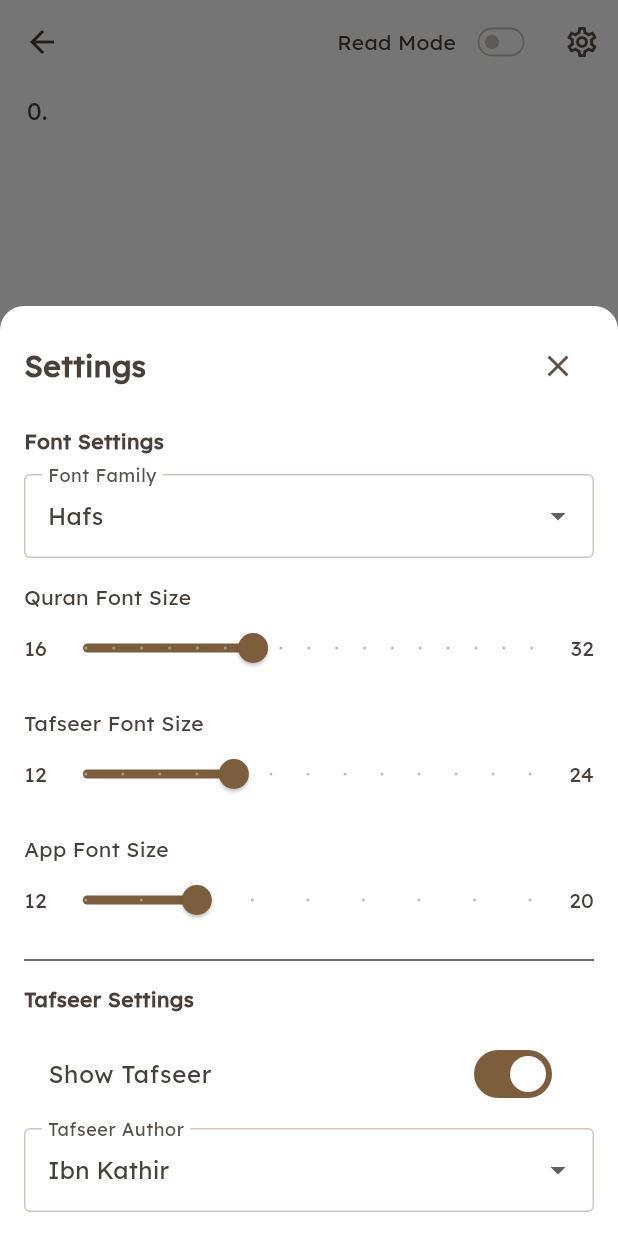
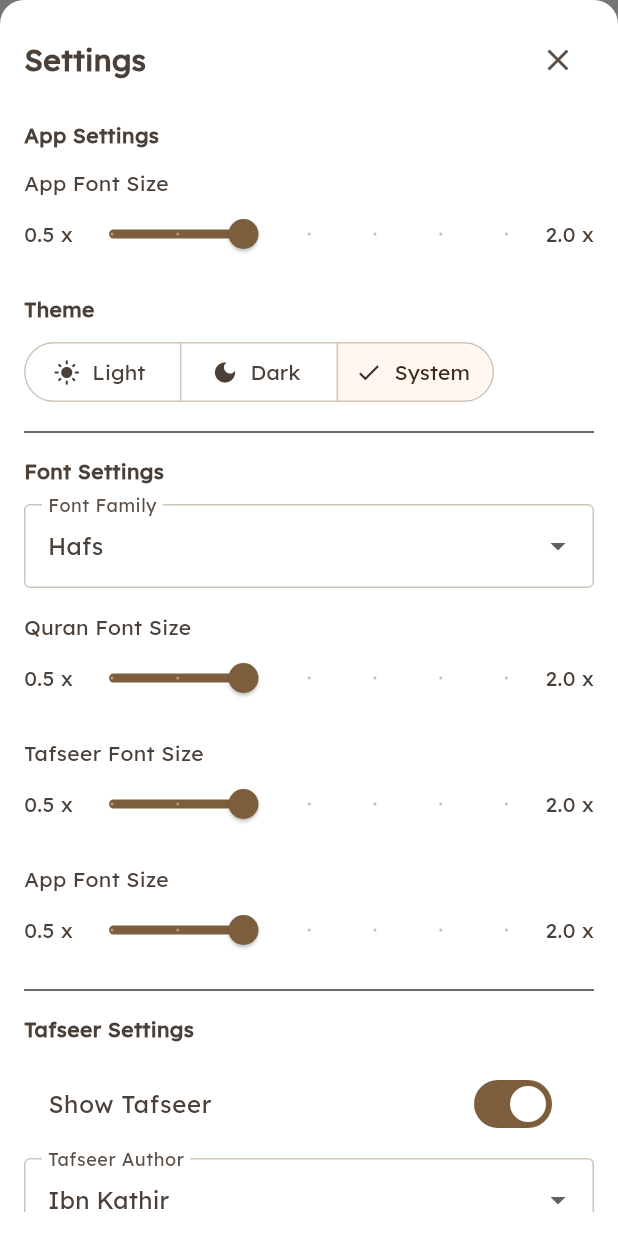
Before and after one commit to RiyasTp/al_quran, a Flutter app: the AyahPage screen opened directly with empty values, after a tap on the "settings" icon, on a phone screen of 412 x 824 dp. Run offline on Flutter 3.47's test engine with Material 3 defaults, Android fonts, the phone set to English and light mode, and no system bars; drawn by our look-alikes of scrollable_positioned_list; our stand-ins replace dio, just_audio, shared_preferences, sqflite; missing offline and left inert: audio_session; accounts and stored records are empty; statements that could not run were skipped.

Commit message:
theme settings improved

```diff
--- a/lib/features/al_quran/screens/quran_data_wise_screen.dart
+++ b/lib/features/al_quran/screens/quran_data_wise_screen.dart
@@ -5,6 +5,7 @@ import 'package:al_quran/features/al_quran/view_models/quran_view_model.dart';
 import 'package:al_quran/features/al_quran/widgets/aya_text_span_builder.dart';
 import 'package:al_quran/features/al_quran/widgets/bismillah_widget.dart';
 import 'package:al_quran/features/al_quran/widgets/sura_heading_wdiget.dart';
+import 'package:al_quran/features/settings/settings_view_model.dart';
 import 'package:flutter/material.dart';
 import 'package:provider/provider.dart';
 
@@ -116,6 +117,8 @@ class QuranTypeWisePageContentBuilder extends StatelessWidget {
   Widget build(BuildContext context) {
     final quranVM = context.watch<QuranViewModel>();
     final quranData = quranVM.quranData;
+    final quranFontFactor = context.watch<AppSettingsViewModel>().settings.quranFontSize;
+
     try {
       final widgets = <Widget>[];
       int currentSura = page.startSura;
@@ -151,6 +154,7 @@ class QuranTypeWisePageContentBuilder extends StatelessWidget {
           Directionality(
             textDirection: TextDirection.rtl,
             child: RichText(
+              textScaler: TextScaler.linear(quranFontFactor),
               textAlign: TextAlign.justify,
               text: TextSpan(
                 style: TextStyle(color: Colors.black),
--- a/lib/features/al_quran/widgets/aya_rich_text_widget.dart
+++ b/lib/features/al_quran/widgets/aya_rich_text_widget.dart
@@ -1,6 +1,8 @@
 import 'package:al_quran/features/al_quran/models/quran_models.dart';
 import 'package:al_quran/features/al_quran/widgets/aya_text_span_builder.dart';
+import 'package:al_quran/features/settings/settings_view_model.dart';
 import 'package:flutter/material.dart';
+import 'package:provider/provider.dart';
 
 class AyaRichText extends StatelessWidget {
   const AyaRichText({super.key, required this.aya});
@@ -10,7 +12,9 @@ class AyaRichText extends StatelessWidget {
   @override
   Widget build(BuildContext context) {
     List<TextSpan> spans = ayaTextSpanBuilder(context, aya);
+    final quranFontFactor = context.watch<AppSettingsViewModel>().settings.quranFontSize;
     return RichText(
+      textScaler: TextScaler.linear(quranFontFactor),
       text: TextSpan(
           children: spans, style: Theme.of(context).textTheme.bodyLarge),
       textDirection: TextDirection.rtl,
--- a/lib/features/settings/settings_model.dart
+++ b/lib/features/settings/settings_model.dart
@@ -1,23 +1,93 @@
+// ignore_for_file: constant_identifier_names
 
 import 'package:flutter/material.dart';
 
+const _MAX_FONT_SIZE = 2.0;
+const MIN_FONT_SIZE = 0.5;
+const _DEFAULT_FONT_SIZE = 1.0;
+
+const DEFAULT_FONT_FAMILY = 'Hafs';
+const ALL_FONT_FAMILIES = [
+  'Hafs',
+];
+
+const DEFAULT_TRANSLATION_AUTHOR = 'Sahih International';
+const ALL_TRANSLATION_AUTHORS = [
+  'Sahih International',
+];
+
+const DEFAULT_RECITATION =  'Abdul Basit Murattal';
+const ALL_RECITATIONS = [
+  'Abdul Basit Murattal',
+];
+
+
 class AppSettings {
-  var themeMode = ThemeMode.system;
-  double quranFontSize;
-  double tafseerFontSize;
-  double appFontSize;
-  String fontFamily;
-  bool showTaranslation;
-  String translationAuthor;
+  ThemeMode _themeMode = ThemeMode.system;
+  double _quranFontSize = _DEFAULT_FONT_SIZE;
+  double _tafseerFontSize = _DEFAULT_FONT_SIZE;
+  double _appFontSize = _DEFAULT_FONT_SIZE;
+  String _fontFamily = 'Hafs';
+  bool _showTaranslation = true;
+  String _translationAuthor = 'Ibn Kathir';
 
   AppSettings({
-    this.quranFontSize = 22.0,
-    this.tafseerFontSize = 16.0,
-    this.appFontSize = 14.0,
-    this.fontFamily = 'Hafs',
-    this.showTaranslation = true,
-    this.translationAuthor = 'Ibn Kathir',
-  });
+    double quranFontSize = 1,
+    double tafseerFontSize = 1,
+    double appFontSize = 1,
+    String fontFamily = 'Hafs',
+    bool showTaranslation = true,
+    String translationAuthor = 'Ibn Kathir',
+    ThemeMode themeMode = ThemeMode.system,
+  })  : _quranFontSize = quranFontSize,
+        _tafseerFontSize = tafseerFontSize,
+        _appFontSize = appFontSize,
+        _fontFamily = fontFamily,
+        _showTaranslation = showTaranslation,
+        _translationAuthor = translationAuthor,
+        _themeMode = themeMode;
+
+  ThemeMode get themeMode => _themeMode;
+  set themeMode(ThemeMode value) => _themeMode = value;
+
+  double get quranFontSize => _quranFontSize;
+  set quranFontSize(double value) {
+    if (value < MIN_FONT_SIZE) {
+      value = MIN_FONT_SIZE;
+    } else if (value > _MAX_FONT_SIZE) {
+      value = _MAX_FONT_SIZE;
+    }
+    _quranFontSize = value;
+  }
+
+  double get tafseerFontSize => _tafseerFontSize;
+  set tafseerFontSize(double value) {
+    if (value < MIN_FONT_SIZE) {
+      value = MIN_FONT_SIZE;
+    } else if (value > _MAX_FONT_SIZE) {
+      value = _MAX_FONT_SIZE;
+    }
+    _tafseerFontSize = value;
+  }
+
+  double get appFontSize => _appFontSize;
+  set appFontSize(double value) {
+    if (value < MIN_FONT_SIZE) {
+      value = MIN_FONT_SIZE;
+    } else if (value > _MAX_FONT_SIZE) {
+      value = _MAX_FONT_SIZE;
+    }
+    _appFontSize = value;
+  }
+
+  String get fontFamily => _fontFamily;
+  set fontFamily(String value) => _fontFamily = value;
+
+  bool get showTaranslation => _showTaranslation;
+  set showTaranslation(bool value) => _showTaranslation = value;
+
+  String get translationAuthor => _translationAuthor;
+  set translationAuthor(String value) => _translationAuthor = value;
 
   AppSettings copyWith({
     double? quranFontSize,
@@ -26,14 +96,16 @@ class AppSettings {
     String? fontFamily,
     bool? showTaranslation,
     String? translationAuthor,
+    ThemeMode? themeMode,
   }) {
     return AppSettings(
-      quranFontSize: quranFontSize ?? this.quranFontSize,
-      tafseerFontSize: tafseerFontSize ?? this.tafseerFontSize,
-      appFontSize: appFontSize ?? this.appFontSize,
-      fontFamily: fontFamily ?? this.fontFamily,
-      showTaranslation: showTaranslation ?? this.showTaranslation,
-      translationAuthor: translationAuthor ?? this.translationAuthor,
+      quranFontSize: quranFontSize ?? _quranFontSize,
+      tafseerFontSize: tafseerFontSize ?? _tafseerFontSize,
+      appFontSize: appFontSize ?? _appFontSize,
+      fontFamily: fontFamily ?? _fontFamily,
+      showTaranslation: showTaranslation ?? _showTaranslation,
+      translationAuthor: translationAuthor ?? _translationAuthor,
+      themeMode: themeMode ?? _themeMode,
     );
   }
 }
--- a/lib/features/settings/settings_screen.dart
+++ b/lib/features/settings/settings_screen.dart
@@ -41,6 +41,9 @@ class _SettingsBottomSheetState extends State<SettingsBottomSheet> {
           children: [
             _buildHeader(),
             SizedBox(height: 16),
+            _buildAppSettings(),
+            Divider(height: 32),
+
             _buildFontSettings(),
             Divider(height: 32),
             _buildTafseerSettings(),
@@ -67,6 +70,61 @@ class _SettingsBottomSheetState extends State<SettingsBottomSheet> {
     );
   }
 
+  Widget _buildAppSettings() {
+    return Column(
+      crossAxisAlignment: CrossAxisAlignment.start,
+      children: [
+        Text('App Settings', style: TextStyle(fontWeight: FontWeight.bold)),
+        SizedBox(height: 12),
+        _buildFontSizeSlider(
+          label: 'App Font Size',
+          value: _currentSettings.appFontSize,
+          min: .5,
+          max: 2,
+          onChanged: (value) {
+            setState(() {
+              _currentSettings = _currentSettings.copyWith(appFontSize: value);
+            });
+            onSettingsChanged(_currentSettings);
+          },
+        ),
+        SizedBox(height: 16),
+        Text('Theme', style: TextStyle(fontWeight: FontWeight.bold)),
+        SizedBox(height: 8),
+        SegmentedButton<ThemeMode>(
+          segments: const [
+            ButtonSegment(
+              value: ThemeMode.light,
+              label: Text('Light'),
+              icon: Icon(Icons.light_mode),
+            ),
+            ButtonSegment(
+              value: ThemeMode.dark,
+              label: Text('Dark'),
+              icon: Icon(Icons.dark_mode),
+            ),
+            ButtonSegment(
+              value: ThemeMode.system,
+              label: Text('System'),
+              icon: Icon(Icons.settings),
+            ),
+          ],
+          selected: <ThemeMode>{_currentSettings.themeMode},
+          onSelectionChanged: (Set<ThemeMode> newSelection) {
+            if (newSelection.isNotEmpty) {
+              setState(() {
+                _currentSettings = _currentSettings.copyWith(
+                  themeMode: newSelection.first,
+                );
+              });
+              onSettingsChanged(_currentSettings);
+            }
+          },
+        ),
+      ],
+    );
+  }
+
   Widget _buildFontSettings() {
     return Column(
       crossAxisAlignment: CrossAxisAlignment.start,
@@ -78,8 +136,8 @@ class _SettingsBottomSheetState extends State<SettingsBottomSheet> {
         _buildFontSizeSlider(
           label: 'Quran Font Size',
           value: _currentSettings.quranFontSize,
-          min: 16,
-          max: 32,
+          min: .5,
+          max: 2,
           onChanged: (value) {
             setState(() {
               _currentSettings =
@@ -92,22 +150,22 @@ class _SettingsBottomSheetState extends State<SettingsBottomSheet> {
         _buildFontSizeSlider(
           label: 'Tafseer Font Size',
           value: _currentSettings.tafseerFontSize,
-          min: 12,
-          max: 24,
+          min: .5,
+          max: 2,
           onChanged: (value) {
             setState(() {
               _currentSettings =
                   _currentSettings.copyWith(tafseerFontSize: value);
             });
-           onSettingsChanged(_currentSettings);
+            onSettingsChanged(_currentSettings);
           },
         ),
         SizedBox(height: 16),
         _buildFontSizeSlider(
           label: 'App Font Size',
           value: _currentSettings.appFontSize,
-          min: 12,
-          max: 20,
+          min: .5,
+          max: 2,
           onChanged: (value) {
             setState(() {
               _currentSettings = _currentSettings.copyWith(appFontSize: value);
@@ -129,9 +187,9 @@ class _SettingsBottomSheetState extends State<SettingsBottomSheet> {
     ];
 
     return DropdownButtonFormField<String>(
-      value: fontFamilies
-          .firstWhere((family) => family == _currentSettings.fontFamily,
-              orElse: () => fontFamilies.first),
+      value: fontFamilies.firstWhere(
+          (family) => family == _currentSettings.fontFamily,
+          orElse: () => fontFamilies.first),
       decoration: InputDecoration(
         labelText: 'Font Family',
         border: OutlineInputBorder(),
@@ -166,18 +224,18 @@ class _SettingsBottomSheetState extends State<SettingsBottomSheet> {
         Text(label),
         Row(
           children: [
-            Text('${min.toInt()}'),
+            Text('$min x'),
             Expanded(
               child: Slider(
                 value: value,
                 min: min,
-                 max: max,
-                divisions: (max - min).toInt(),
-                label: value.toStringAsFixed(1),
+                max: max,
+                divisions: ((max - min) / .25).toInt(),
+                label: value.toStringAsFixed(2),
                 onChanged: onChanged,
               ),
             ),
-            Text('${max.toInt()}'),
+            Text('$max x'),
           ],
         ),
       ],
@@ -212,9 +270,9 @@ class _SettingsBottomSheetState extends State<SettingsBottomSheet> {
         SizedBox(height: 8),
         DropdownButtonFormField<String>(
           // value: _currentSettings.translationAuthor,
-          value: tafseerAuthors
-              .firstWhere((author) => author == _currentSettings.translationAuthor,
-                  orElse: () => tafseerAuthors.first),
+          value: tafseerAuthors.firstWhere(
+              (author) => author == _currentSettings.translationAuthor,
+              orElse: () => tafseerAuthors.first),
           decoration: InputDecoration(
             labelText: 'Tafseer Author',
             border: OutlineInputBorder(),
--- a/lib/features/settings/settings_view_model.dart
+++ b/lib/features/settings/settings_view_model.dart
@@ -1,4 +1,3 @@
-
 import 'package:al_quran/features/settings/settings_model.dart';
 import 'package:flutter/material.dart';
 import 'package:shared_preferences/shared_preferences.dart';
@@ -26,19 +25,33 @@ class AppSettingsViewModel extends ChangeNotifier {
     await prefs.setDouble('tafseerFontSize', settings.tafseerFontSize);
     await prefs.setDouble('appFontSize', settings.appFontSize);
     await prefs.setString('fontFamily', settings.fontFamily);
-    await prefs.setBool('showTafseer', settings.showTaranslation);
+    await prefs.setString('themeMode', settings.themeMode.toString());
+
     await prefs.setString('tafseerAuthor', settings.translationAuthor);
   }
 
   Future<AppSettings> loadSettings() async {
     final prefs = await SharedPreferences.getInstance();
-    return  _settings =  AppSettings(
-      quranFontSize: prefs.getDouble('quranFontSize') ?? 22.0,
-      tafseerFontSize: prefs.getDouble('tafseerFontSize') ?? 16.0,
-      appFontSize: prefs.getDouble('appFontSize') ?? 14.0,
+    return _settings = AppSettings(
+      quranFontSize: prefs.getDouble('quranFontSize') ?? 1,
+      tafseerFontSize: prefs.getDouble('tafseerFontSize') ?? 1,
+      appFontSize: prefs.getDouble('appFontSize') ?? 1,
       fontFamily: prefs.getString('fontFamily') ?? 'UthmanicHafs',
+      themeMode: _stringToThemeMode(prefs.getString('themeMode')),
       showTaranslation: prefs.getBool('showTafseer') ?? true,
       translationAuthor: prefs.getString('tafseerAuthor') ?? 'Ibn Kathir',
     );
   }
+
+  ThemeMode _stringToThemeMode(String? themeModeString) {
+    switch (themeModeString) {
+      case 'ThemeMode.dark':
+        return ThemeMode.dark;
+      case 'ThemeMode.light':
+        return ThemeMode.light;
+      case 'ThemeMode.system':
+      default:
+        return ThemeMode.system;
+    }
+  }
 }
```
Also changed, not shown: lib/features/al_quran/screens/sura_aya_wise_screen.dart (+11 -1 lines), lib/features/al_quran/widgets/bismillah_widget.dart (+8 -4 lines), lib/features/al_quran/widgets/sura_heading_wdiget.dart (+9 -7 lines), lib/main.dart (+12 -1 lines).
